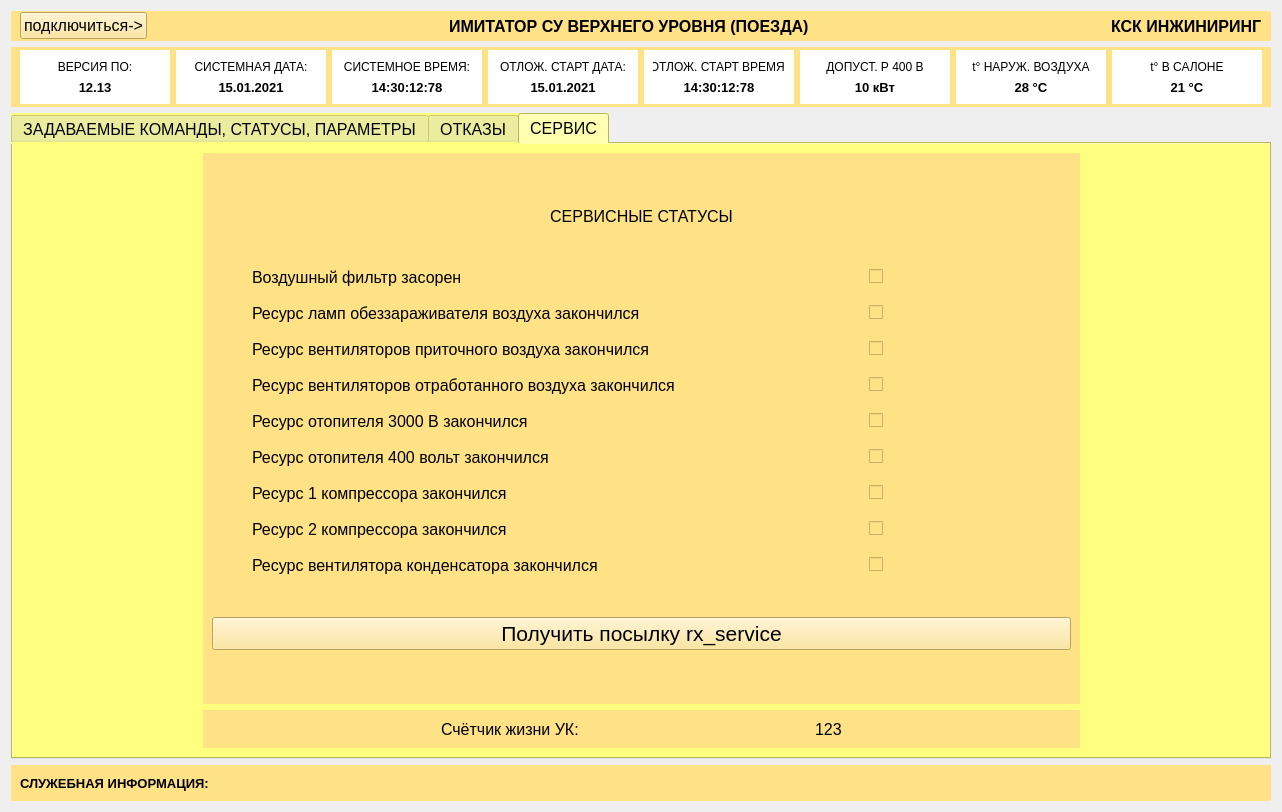
Old version of the form train_imitator.ui in the repository victocryl/train_imitator.
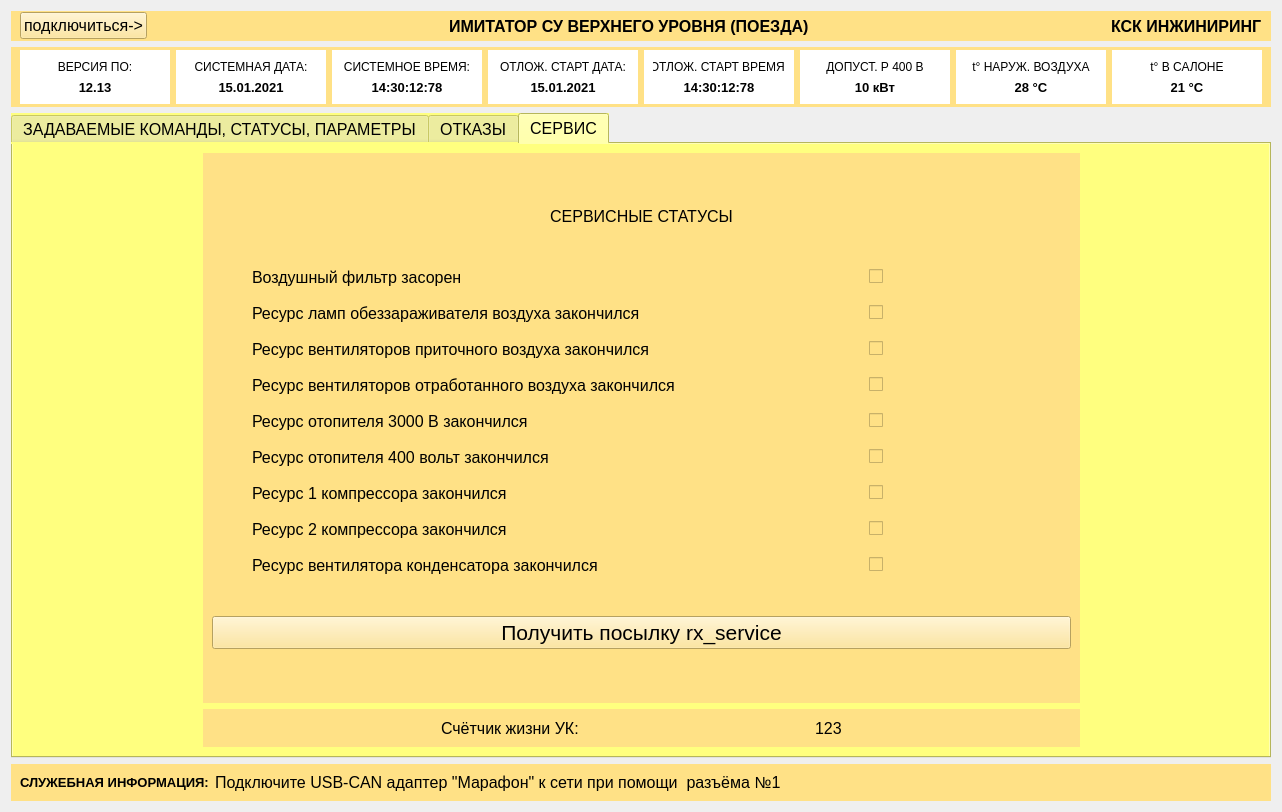
New version of the form.

Commit message: закончил отключение/подключение адаптера

Patch:
```diff
--- a/train_imitator.ui
+++ b/train_imitator.ui
@@ -6311,7 +6311,7 @@
          </font>
         </property>
         <property name="text">
-         <string/>
+         <string>Подключите USB-CAN адаптер &quot;Марафон&quot; к сети при помощи  разъёма №1</string>
         </property>
        </widget>
       </item>
```
The commit also changes 2 other files.
